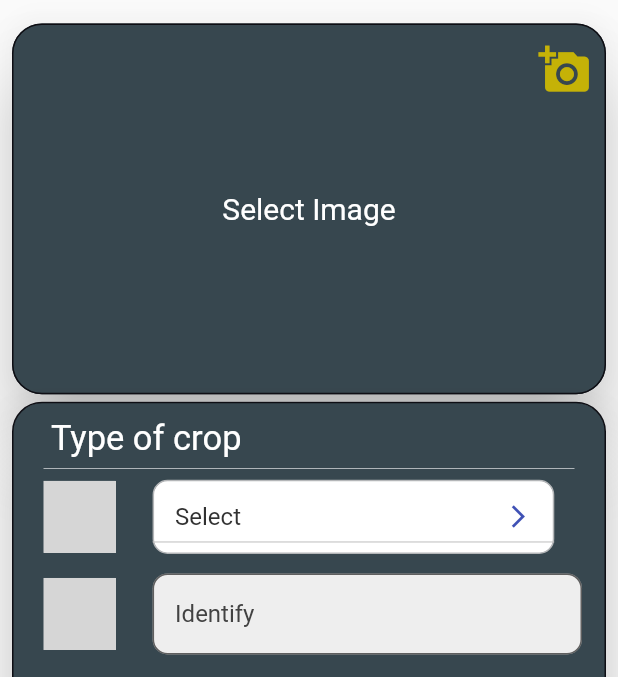
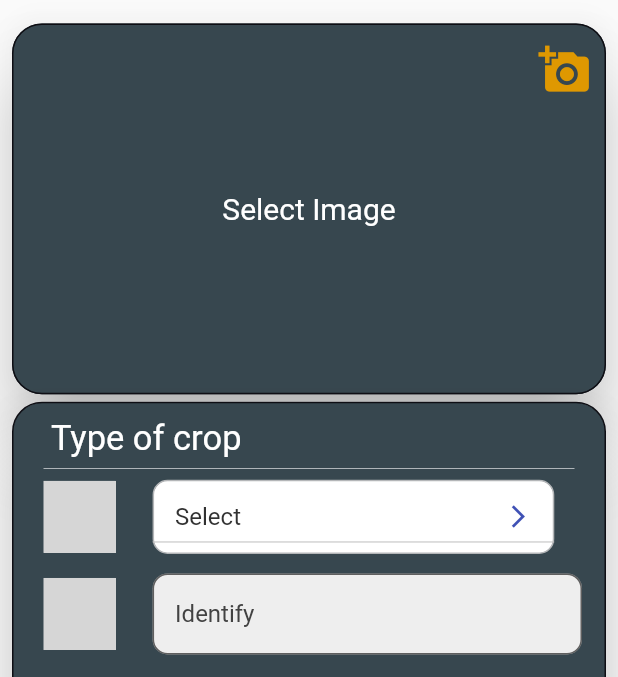
Before and after one commit to emilio-kariuki/D-Krops, a Flutter app: the screen it shows after launch, on a phone screen of 412 x 824 dp, the part 87-764 px from its top. Run offline on Flutter 3.47's test engine with Material 2 defaults, Android fonts, the phone set to English and light mode, and no system bars; drawn by our look-alikes of dropdown_button2; our stand-ins replace dio, fluttertoast, geolocator, google_fonts, google_maps_flutter, image_picker and 2 more; Roboto replaces fonts that are missing (Redressed); project files that could hold a hidden picture were left out; grey boxes are pictures that could not be loaded.

Commit message:
March 23, 2022 1:49 PM

```diff
--- a/lib/screens/Home.dart
+++ b/lib/screens/Home.dart
@@ -517,7 +517,7 @@ class _HomeState extends State<Home> {
                                 size: 35,
                                 color: image != null
                                     ? Colors.white
-                                    : Color.fromARGB(255, 197, 178, 7))))
+                                    : Color.fromARGB(255, 223, 152, 1))))
                   ],
                 ),
               ),
```
